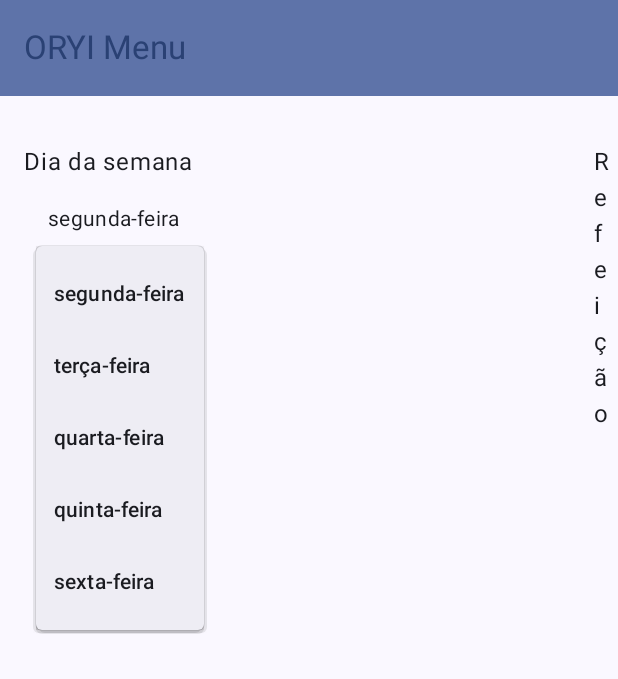
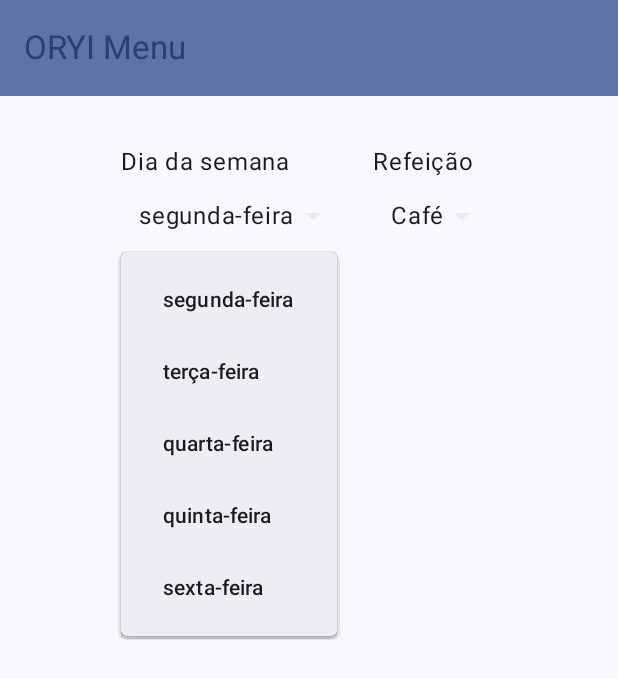
Before and after one commit to yagocdj/oriy-menu, an Android app built with Jetpack Compose: the screen it shows after launch (MainActivity), after a tap on "segunda-feira", on a phone screen of 412 x 824 dp. Shown: the top 679 px of the screen. Run offline under Robolectric (Android 15) with nearby library versions, the phone set to English and light mode, and no system bars; our stand-ins replace Firebase (no records; nobody signed in at launch, a user with empty details on screens opened directly).

Commit message:
fix: home corrigida

```diff
--- a/app/src/main/java/br/edu/ifpb/pdm/oriymenu/ui/screens/Home.kt
+++ b/app/src/main/java/br/edu/ifpb/pdm/oriymenu/ui/screens/Home.kt
@@ -58,6 +58,7 @@ fun HomeScreen(
         WeekDayNames.MONDAY.dayName, WeekDayNames.TUESDAY.dayName, WeekDayNames.WEDNESDAY.dayName,
         WeekDayNames.THURSDAY.dayName, WeekDayNames.FRIDAY.dayName
     )
+    // 0 -> breakfast, 1 -> lunch
     val mealTypes = listOf(MealNames.BREAKFAST.mealName, MealNames.LUNCH.mealName)
 
     Column(
@@ -67,6 +68,7 @@ fun HomeScreen(
             .padding(16.dp)
     ) {
         Row {
+            // Select the day of the week
             Column {
                 Text(text = "Dia da semana")
                 SelectComponent(
@@ -83,6 +85,7 @@ fun HomeScreen(
                     })
             }
             Spacer(modifier = Modifier.width(16.dp))
+            // Select the meal
             Column {
                 Text(text = "Refeição")
                 SelectComponent(
@@ -93,8 +96,10 @@ fun HomeScreen(
                     currentElementIndex = menuViewModel.selectedMealIndex,
                     onSelect = { index ->
                         scope.launch(Dispatchers.IO) {
+                            // Fetch dishes by selected day and meal type
                             menuViewModel.changeSelectedMealIndex(index)
-                            val selectedDay = namesOfDaysOfWeek[menuViewModel.selectedDayIndex.value]
+                            val selectedDay = namesOfDaysOfWeek[
+                                menuViewModel.selectedDayIndex.value]
                             menuViewModel.fetchByDayOfWeekAndMeal(selectedDay, mealTypes[index])
                         }
                     })
@@ -107,6 +112,7 @@ fun HomeScreen(
         Spacer(modifier = Modifier.height(16.dp))
 
         LaunchedEffect(scope) {
+//            menuViewModel.fetchByDayOfWeek(namesOfDaysOfWeek[0])
             menuViewModel.fetchByDayOfWeekAndMeal(namesOfDaysOfWeek[0], mealTypes[0])
         }
     }
@@ -117,6 +123,7 @@ fun DishCard(
     dishes: List<Dish>,
     onFeedbackClick: (Dish) -> Unit // Parâmetro para o clique de feedback
 ) {
+
     LazyColumn {
         items(dishes) { dish ->
             Card(
@@ -130,7 +137,8 @@ fun DishCard(
                 elevation = CardDefaults.cardElevation(
                     defaultElevation = 4.dp
                 )
-            ) {
+            )
+            {
                 Column(
                     modifier = Modifier.padding(16.dp)
                 ) {
@@ -166,41 +174,52 @@ fun DishCard(
 
 @Composable
 fun SelectComponent(
-    elements: List<String>, // Lista de elementos para o dropdown
-    isDropDownExpanded: StateFlow<Boolean>, // Estado se o dropdown está expandido ou não
-    onShowDropDown: () -> Unit, // Função para mostrar o dropdown
-    onCollapseDropDown: () -> Unit, // Função para fechar o dropdown
-    currentElementIndex: StateFlow<Int>, // O índice do elemento atualmente selecionado
-    onSelect: (Int) -> Unit // Função chamada quando um item é selecionado
+    elements: List<String>,
+    isDropDownExpanded: StateFlow<Boolean>,
+    onShowDropDown: () -> Unit,
+    onCollapseDropDown: () -> Unit,
+    currentElementIndex: StateFlow<Int>,
+    onSelect: (Int) -> Unit,
 ) {
     val isExpanded by isDropDownExpanded.collectAsState()
-    val selectedElementIndex by currentElementIndex.collectAsState()
+    val currentIndex by currentElementIndex.collectAsState()
 
-    Box(
-        modifier = Modifier
-            .clickable { onShowDropDown() }
-            .padding(8.dp)
+    Column(
+        horizontalAlignment = Alignment.CenterHorizontally,
+        verticalArrangement = Arrangement.Center
     ) {
-        Text(
-            text = elements[selectedElementIndex],
-            style = MaterialTheme.typography.bodyMedium,
-            modifier = Modifier
-                .fillMaxWidth()
-                .padding(8.dp)
-        )
-
+        Box {
+            Row(
+                horizontalArrangement = Arrangement.Center,
+                verticalAlignment = Alignment.CenterVertically,
+                modifier = Modifier
+                    .clickable {
+                        onShowDropDown()
+                    }
+                    .padding(12.dp)
+            ) {
+                Text(text = elements[currentIndex])
+                Image(
+                    painter = painterResource(id = R.drawable.arrow_drop_down),
+                    contentDescription = "Arrow Drop Down"
+                )
+            }
+        }
         DropdownMenu(
+            modifier = Modifier.padding(horizontal = 16.dp),
             expanded = isExpanded,
-            onDismissRequest = { onCollapseDropDown() }
+            onDismissRequest = {
+                onCollapseDropDown()
+            }
         ) {
-            elements.forEachIndexed { index, element ->
-                DropdownMenuItem(
-                    text = { Text(text = element) },
+            elements.forEachIndexed { index, name ->
+                DropdownMenuItem(text = {
+                    Text(text = name)
+                },
                     onClick = {
+                        onCollapseDropDown()
                         onSelect(index)
-                        onCollapseDropDown()
-                    }
-                )
+                    })
             }
         }
     }
```
